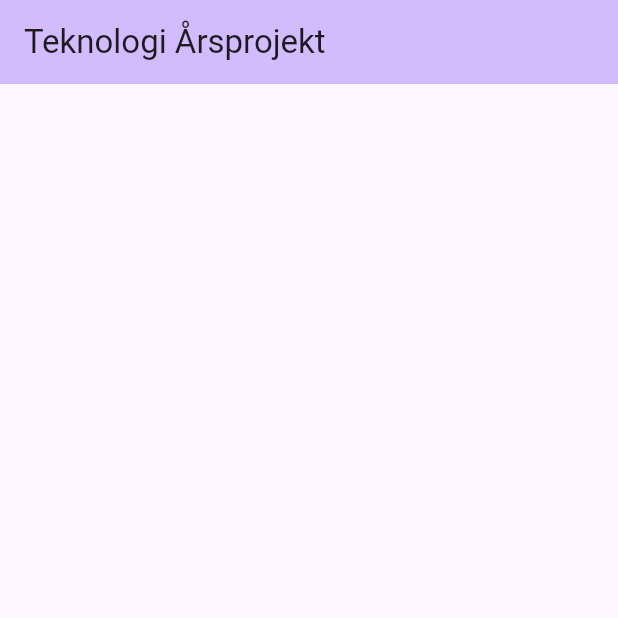
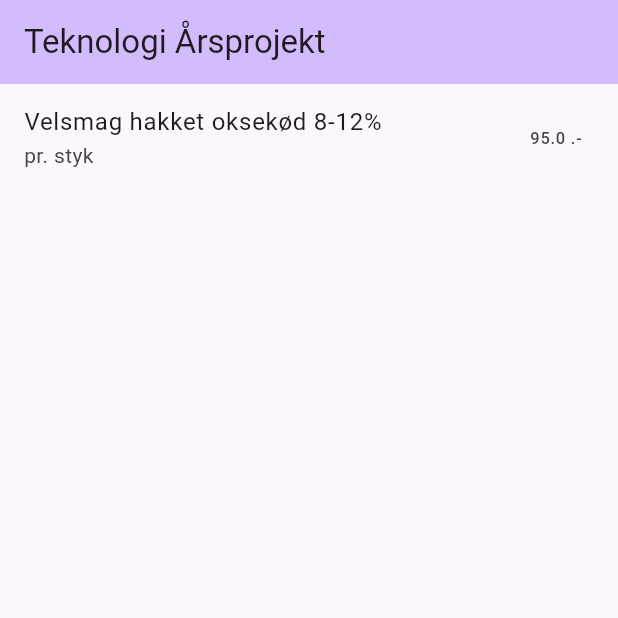
Before and after one commit to toke-dk/mad_app_eksamensprojekt, a Flutter app: the screen it shows after launch, on a phone screen of 412 x 824 dp, the top half of it. Run offline on Flutter 3.47's test engine with Material 3 defaults, Android fonts, the phone set to English and light mode, and no system bars.

Commit message:
made a listview builder for sample ingredients

```diff
--- a/lib/all_ingredients.dart
+++ b/lib/all_ingredients.dart
@@ -1,5 +1,5 @@
 import 'models/ingredient.dart';
 
 final List<Ingredient> kSampleIngredients = [
-  Ingredient(name: "Velsmag hakket oksekød 8-12%", priceInDKK: 95, priceUnit: PriceUnit.prKg, weightInKg: 1.300),
+  Ingredient(name: "Velsmag hakket oksekød 8-12%", priceInDKK: 95, quantityType: QuantityType.prPiece),
 ];
--- a/lib/main.dart
+++ b/lib/main.dart
@@ -1,4 +1,7 @@
 import 'package:flutter/material.dart';
+import 'package:mad_app_eksamensprojekt/all_ingredients.dart';
+
+import 'models/ingredient.dart';
 
 void main() {
   runApp(const MyApp());
@@ -16,22 +19,40 @@ class MyApp extends StatelessWidget {
         colorScheme: ColorScheme.fromSeed(seedColor: Colors.deepPurple),
         useMaterial3: true,
       ),
-      home: const MyHomePage(title: 'Teknologi Årsprojekt'),
+      home: MyHomePage(title: 'Teknologi Årsprojekt'),
     );
   }
 }
 
 class MyHomePage extends StatelessWidget {
-  const MyHomePage({super.key, required this.title});
+  MyHomePage({super.key, required this.title});
 
   final String title;
+
+  final List<Ingredient> ingredients = kSampleIngredients;
 
   @override
   Widget build(BuildContext context) {
     return Scaffold(
-      appBar: AppBar(title: Text(title),backgroundColor: Theme.of(context).colorScheme.inversePrimary,),
+      appBar: AppBar(
+        title: Text(title),
+        backgroundColor: Theme.of(context).colorScheme.inversePrimary,
+      ),
       body: Column(
-        children: [],
+        children: [
+          ListView.builder(
+              shrinkWrap: true,
+              itemCount: ingredients.length,
+              itemBuilder: (context, index) {
+                final Ingredient currentIngredient = kSampleIngredients[index];
+                return ListTile(
+                  title: Text(currentIngredient.name),
+                  trailing: Text("${currentIngredient.priceInDKK} .-"),
+                  subtitle: Text(
+                      "${currentIngredient.getQuantityString} ${currentIngredient.getKgPrice ?? ''}"),
+                );
+              })
+        ],
       ),
     );
   }
--- a/lib/models/ingredient.dart
+++ b/lib/models/ingredient.dart
@@ -1,21 +1,34 @@
 class Ingredient {
   String name;
   double priceInDKK;
-  PriceUnit priceUnit;
+  QuantityType quantityType;
   double? weightInKg;
 
   Ingredient(
-      {required this.name, required this.priceInDKK, required this.priceUnit, this.weightInKg}) {
-    if (priceUnit == PriceUnit.prKg && weightInKg == null) {
+      {required this.name,
+      required this.priceInDKK,
+      required this.quantityType,
+      this.weightInKg}) {
+    if (quantityType == QuantityType.prKg && weightInKg == null) {
       throw ArgumentError('Vægt skal angives for madvarer pr. kg.');
+    }
+  }
+
+  String get getQuantityString {
+    switch (quantityType) {
+      case QuantityType.prPiece:
+        return 'pr. styk';
+      case QuantityType.prKg:
+        return '$weightInKg kg';
+      case QuantityType.bunch:
+        return 'pr. bdt';
     }
   }
 
   double? get getKgPrice {
     if (weightInKg == null) return null;
-    return priceInDKK/weightInKg!;
+    return priceInDKK / weightInKg!;
   }
-
 }
 
-enum PriceUnit { prKg, prPiece }
+enum QuantityType { prKg, prPiece, bunch }
```
